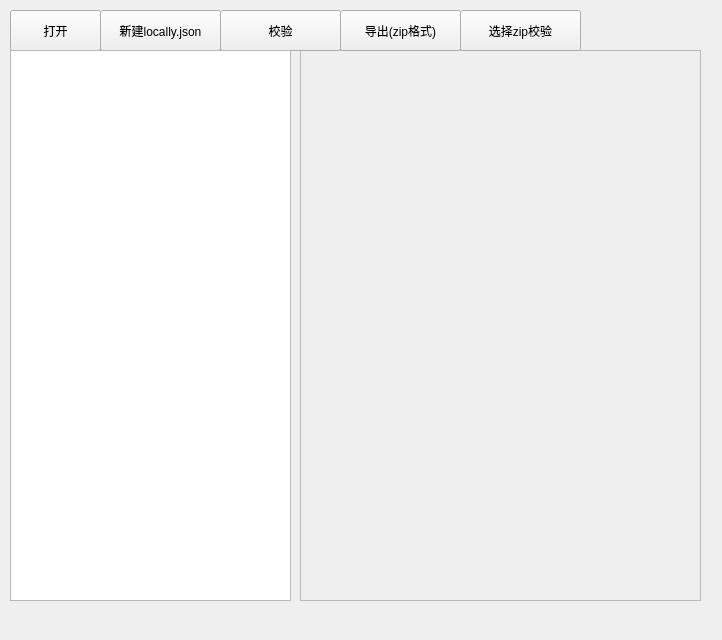
The window that main_design.ui (pfzsteven/EFGui) describes before a commit, drawn with Qt 5.
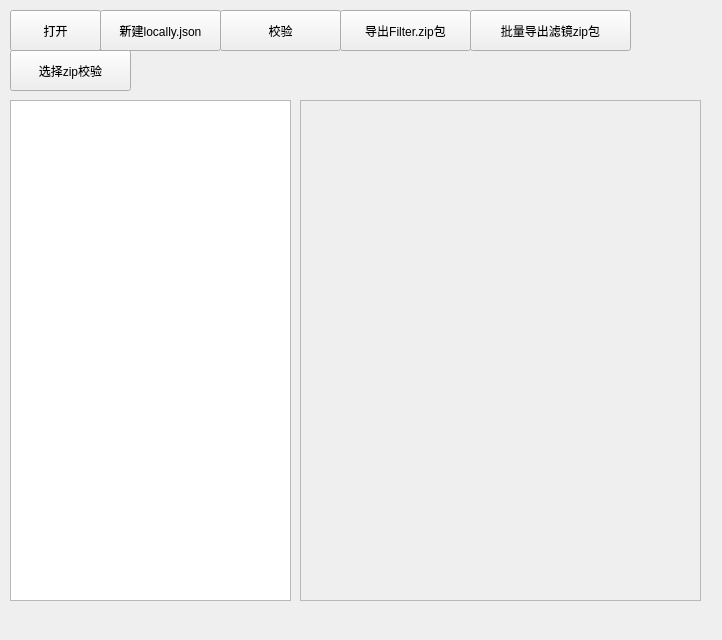
The same window after the commit.

Commit message: 增加批量导出zip功能

The edit to the form file:
```diff
--- a/main_design.ui
+++ b/main_design.ui
@@ -14,9 +14,9 @@
    <property name="geometry">
     <rect>
      <x>300</x>
-     <y>50</y>
+     <y>100</y>
      <width>401</width>
-     <height>551</height>
+     <height>501</height>
     </rect>
    </property>
    <property name="widgetResizable">
@@ -28,7 +28,7 @@
       <x>0</x>
       <y>0</y>
       <width>399</width>
-      <height>549</height>
+      <height>499</height>
      </rect>
     </property>
    </widget>
@@ -88,9 +88,9 @@
    <property name="geometry">
     <rect>
      <x>10</x>
-     <y>50</y>
+     <y>100</y>
      <width>281</width>
-     <height>551</height>
+     <height>501</height>
     </rect>
    </property>
   </widget>
@@ -99,12 +99,12 @@
     <rect>
      <x>340</x>
      <y>10</y>
-     <width>121</width>
+     <width>131</width>
      <height>41</height>
     </rect>
    </property>
    <property name="text">
-    <string>导出(zip格式)</string>
+    <string>导出Filter.zip包</string>
    </property>
    <property name="autoDefault">
     <bool>false</bool>
@@ -113,8 +113,8 @@
   <widget class="QPushButton" name="btn_select_zip_validate">
    <property name="geometry">
     <rect>
-     <x>460</x>
-     <y>10</y>
+     <x>10</x>
+     <y>50</y>
      <width>121</width>
      <height>41</height>
     </rect>
@@ -126,6 +126,22 @@
     <bool>false</bool>
    </property>
   </widget>
+  <widget class="QPushButton" name="btn_export_everyone">
+   <property name="geometry">
+    <rect>
+     <x>470</x>
+     <y>10</y>
+     <width>161</width>
+     <height>41</height>
+    </rect>
+   </property>
+   <property name="text">
+    <string>批量导出滤镜zip包</string>
+   </property>
+   <property name="autoDefault">
+    <bool>false</bool>
+   </property>
+  </widget>
  </widget>
  <resources/>
  <connections/>
```
The commit also changes 2 other files.
